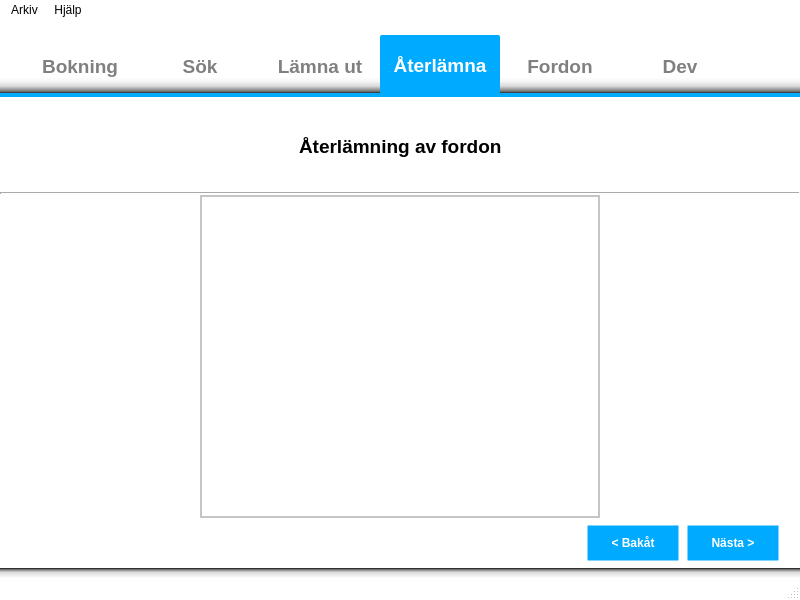
Above: trunk/gui/MainWindow.ui from nilsknacken/A3B-repo before the change. Below: the same form after it.
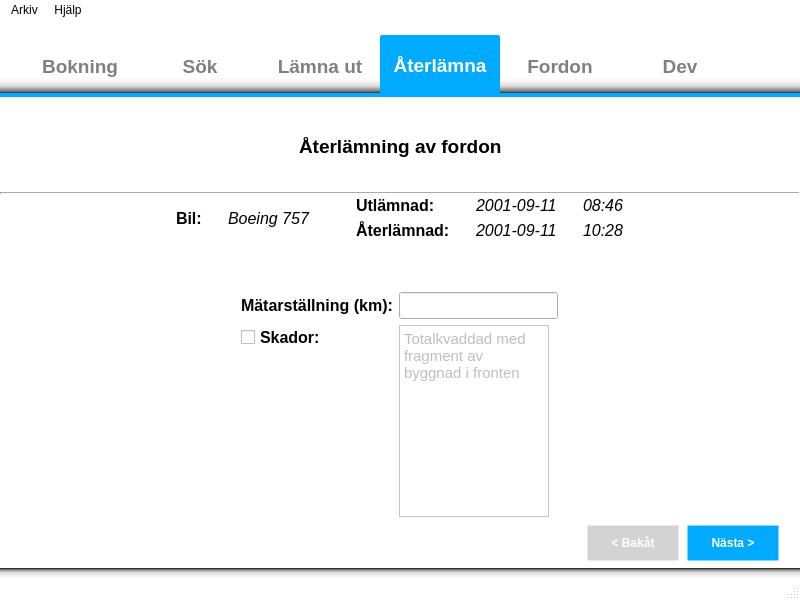
That is the form after the change. The open tabs and pages were chosen to show the change. Icons and pictures are not drawn.

The edit to the form file:
```diff
--- a/trunk/gui/MainWindow.ui
+++ b/trunk/gui/MainWindow.ui
@@ -440,7 +440,8 @@
 background-image: url(:/images/Linen_Patterns_4.jpg); }
 
 QStatusBar{
-background: solid rgba(0, 0, 0, 0); }
+/*background: solid rgba(0, 0, 0, 0); }*/
+background-color: transparent; }
 
 QFrame {
 background: solid white; }
@@ -451,78 +452,75 @@
 border-top: 20px solid qlineargradient(spread:pad, x1:0, y1:0, x2:0, y2:1, stop:0 rgba(0, 0, 0, 0), stop:0.199052 rgba(0, 0, 0, 8), stop:0.459716 rgba(0, 0, 0, 38), stop:0.7109 rgba(0, 0, 0, 135), stop:0.799 rgba(0, 0, 0, 209), stop:0.8 rgba(0, 170, 255, 255));
 border-bottom: 10px solid qlineargradient(spread:pad, x1:1, y1:1, x2:1, y2:0, stop:0 rgba(0, 0, 0, 0), stop:0.578199 rgba(0, 0, 0, 37), stop:0.810427 rgba(0, 0, 0, 120), stop:1 rgba(0, 0, 0, 235));
 background: solid rgba(0, 0, 0, 0);
-
-position: absolute;
-top: -18px;}
+top: -18px; }
 QTabBar::tab {
-	height: 60px; width: 120px;
-	border: 2px;
-	border-top-left-radius: 2px;
-	border-top-right-radius: 2px;}
+height: 60px; width: 120px;
+border: 2px;
+border-top-left-radius: 2px;
+border-top-right-radius: 2px;}
 QTabBar::tab:selected {
-	background: rgb(0, 170, 255);
-	border-bottom-color: rgb(0, 170, 255);
-	border-color: rgb(0, 170, 255);
-	font:;color: white;}
+background: rgb(0, 170, 255);
+border-bottom-color: rgb(0, 170, 255);
+border-color: rgb(0, 170, 255);
+font:;color: white;}
 QTabBar::tab:!selected {
-	font:;color: grey;}
+font:;color: grey;}
 
 
 QPushButton {
-    border: 3px solid rgba(0, 0, 0, 0);
-    border-radius: 1px;
-    background-color: rgb(0, 170, 255);
-    min-width: 80px;
-    min-height: 30px;
-	font: bold; color: white;
-	padding: 1px 4px; }
+border: 3px solid rgba(0, 0, 0, 0);
+border-radius: 1px;
+background-color: rgb(0, 170, 255);
+min-width: 80px;
+min-height: 30px;
+font: bold; color: white;
+padding: 1px 4px; }
 QPushButton:pressed {
     border-color: rgb(0, 170, 255);
     background-color: rgb(255, 255, 255);
     font: bold; color: rgb(0, 0, 0);}
 QPushButton:flat {
-	border: transparent; }
+border: transparent; }
 QPushButton:default {
-	border-color: lightblue; }
-QPushButton:disabled {background-color: lightgrey;}
+border-color: lightblue; }
+QPushButton:disabled {
+background-color: lightgrey;}
 
 
 QMenu {
 	background-color: rgb(255, 255, 255); /* sets background of the menu */
 	border: 1px solid rgb(0, 170, 255); }
 QMenu::item {
-	/* sets background of menu item. set this to something non-transparent
-         if you want menu color and menu item color to be different */
-	background-color: transparent;
-	padding: 5px 15px; }
-QMenu::item:selected { /* when user selects item using mouse or keyboard */
-	background-color: rgb(0, 170, 255);
-	font: bold; color: white;}
- QMenu::separator {
-     height: 2px;
-     background: lightblue;
-     margin-left: 10px;
-     margin-right: 5px;
- }
-
-
+background-color: transparent;
+padding: 5px 15px;
+font: normal; color: dark grey; }
+QMenu::item:selected {
+background-color: rgb(0, 170, 255);
+font: bold; color: white; }
+QMenu::item:!selected {
+background-color: transparent; }
+QMenu::separator {
+height: 2px;
+background: lightblue;
+margin-left: 10px;
+margin-right: 5px; }
 QMenuBar {
-	background-color: transparent; }
+background-color: transparent;
+font: normal; color: dark grey; }
 QMenuBar::item {
-	spacing: 5px; /* spacing between menu bar items */
-	padding: 3px 5px;
-	background: transparent;
-	border-top-left-radius: 1px;
-	border-top-right-radius: 1px; }
-QMenuBar::item:selected { /* when selected using mouse or keyboard */
-	background: rgb(0, 170, 255); }
+spacing: 5px;
+padding: 3px 5px;
+background-color: transparent;
+border-top-left-radius: 1px;
+border-top-right-radius: 1px; }
+QMenuBar::item:selected {
+background-color: rgb(0, 170, 255); }
 QMenuBar::item:pressed {
-	background: white;
-	border: 1px solid rgb(0, 170, 255);
-	border-top-left-radius: 2px;
-	border-top-right-radius: 2px; 
-	font: bold; }
-
+background: white;
+border: 1px solid rgb(0, 170, 255);
+border-top-left-radius: 2px;
+border-top-right-radius: 2px; 
+font: bold; }
 </string>
   </property>
   <property name="dockOptions">
@@ -1785,6 +1783,76 @@
             </property>
            </spacer>
           </item>
+          <item row="1" column="1" colspan="2">
+           <widget class="QCheckBox" name="checkBoxP2closed">
+            <property name="text">
+             <string>Avslutade</string>
+            </property>
+           </widget>
+          </item>
+          <item row="1" column="3" colspan="2">
+           <widget class="QCheckBox" name="checkBoxP2active">
+            <property name="text">
+             <string>Aktiva</string>
+            </property>
+           </widget>
+          </item>
+          <item row="0" column="1" colspan="3">
+           <widget class="QStackedWidget" name="stackedWidgetP2toggle_date_string">
+            <property name="layoutDirection">
+             <enum>Qt::LeftToRight</enum>
+            </property>
+            <property name="currentIndex">
+             <number>1</number>
+            </property>
+            <widget class="QWidget" name="pageP2string">
+             <layout class="QHBoxLayout" name="horizontalLayout_4">
+              <property name="margin">
+               <number>0</number>
+              </property>
+              <item>
+               <widget class="QLineEdit" name="lineEditSearch">
+                <property name="minimumSize">
+                 <size>
+                  <width>0</width>
+                  <height>0</height>
+                 </size>
+                </property>
+               </widget>
+              </item>
+             </layout>
+            </widget>
+            <widget class="QWidget" name="pageP2date_2">
+             <layout class="QVBoxLayout" name="verticalLayout_2">
+              <property name="leftMargin">
+               <number>80</number>
+              </property>
+              <property name="topMargin">
+               <number>0</number>
+              </property>
+              <property name="rightMargin">
+               <number>0</number>
+              </property>
+              <property name="bottomMargin">
+               <number>0</number>
+              </property>
+              <item>
+               <widget class="QDateEdit" name="dateEdit">
+                <property name="sizePolicy">
+                 <sizepolicy hsizetype="Fixed" vsizetype="Fixed">
+                  <horstretch>0</horstretch>
+                  <verstretch>0</verstretch>
+                 </sizepolicy>
+                </property>
+                <property name="calendarPopup">
+                 <bool>true</bool>
+                </property>
+               </widget>
+              </item>
+             </layout>
+            </widget>
+           </widget>
+          </item>
          </layout>
         </item>
         <item row="1" column="0">
@@ -2407,22 +2475,6 @@
         <property name="spacing">
          <number>0</number>
         </property>
-        <item row="1" column="0">
-         <spacer name="horizontalSpacer_14">
-          <property name="orientation">
-           <enum>Qt::Horizontal</enum>
-          </property>
-          <property name="sizeType">
-           <enum>QSizePolicy::Fixed</enum>
-          </property>
-          <property name="sizeHint" stdset="0">
-           <size>
-            <width>200</width>
-            <height>20</height>
-           </size>
-          </property>
-         </spacer>
-        </item>
         <item row="0" column="0" colspan="3">
          <layout class="QGridLayout" name="gridLayout_12">
           <property name="leftMargin">
@@ -2502,22 +2554,6 @@
           </item>
          </layout>
         </item>
-        <item row="1" column="2">
-         <spacer name="horizontalSpacer_17">
-          <property name="orientation">
-           <enum>Qt::Horizontal</enum>
-          </property>
-          <property name="sizeType">
-           <enum>QSizePolicy::Fixed</enum>
-          </property>
-          <property name="sizeHint" stdset="0">
-           <size>
-            <width>200</width>
-            <height>20</height>
-           </size>
-          </property>
-         </spacer>
-        </item>
         <item row="2" column="0" colspan="3">
          <layout class="QGridLayout" name="gridLayout_10">
           <item row="0" column="2">
@@ -2558,6 +2594,9 @@
           </item>
           <item row="0" column="1">
            <widget class="QPushButton" name="pushButtonP4back">
+            <property name="enabled">
+             <bool>false</bool>
+            </property>
             <property name="text">
              <string>&lt; Bakåt</string>
             </property>
@@ -2567,46 +2606,412 @@
         </item>
         <item row="1" column="1">
          <widget class="QStackedWidget" name="stackedWidgetP4">
+          <property name="font">
+           <font>
+            <pointsize>12</pointsize>
+            <weight>75</weight>
+            <bold>true</bold>
+           </font>
+          </property>
           <property name="currentIndex">
-           <number>0</number>
+           <number>1</number>
           </property>
-          <widget class="QWidget" name="page_1">
-           <layout class="QVBoxLayout" name="verticalLayout_2">
-            <property name="spacing">
-             <number>0</number>
-            </property>
+          <widget class="QWidget" name="pageP4page1">
+           <layout class="QHBoxLayout" name="horizontalLayout_3">
             <property name="margin">
              <number>0</number>
             </property>
             <item>
-             <widget class="QScrollArea" name="scrollArea_2">
-              <property name="widgetResizable">
-               <bool>true</bool>
+             <spacer name="horizontalSpacer_46">
+              <property name="orientation">
+               <enum>Qt::Horizontal</enum>
               </property>
-              <widget class="QWidget" name="scrollAreaWidgetContents_2">
-               <property name="geometry">
-                <rect>
-                 <x>0</x>
-                 <y>0</y>
-                 <width>398</width>
-                 <height>313</height>
-                </rect>
-               </property>
-               <layout class="QVBoxLayout" name="verticalLayout_4">
-                <property name="margin">
-                 <number>0</number>
-                </property>
-                <item>
-                 <widget class="QTableWidget" name="tableWidgetP4"/>
-                </item>
-               </layout>
-              </widget>
+              <property name="sizeHint" stdset="0">
+               <size>
+                <width>263</width>
+                <height>20</height>
+               </size>
+              </property>
+             </spacer>
+            </item>
+            <item>
+             <widget class="QTableWidget" name="tableWidget_2">
+              <property name="sizePolicy">
+               <sizepolicy hsizetype="Preferred" vsizetype="Expanding">
+                <horstretch>0</horstretch>
+                <verstretch>0</verstretch>
+               </sizepolicy>
+              </property>
              </widget>
             </item>
            </layout>
           </widget>
-          <widget class="QWidget" name="page_2">
-           <widget class="QWidget" name="gridLayoutWidget_2">
+          <widget class="QWidget" name="pageP4page2">
+           <layout class="QGridLayout" name="gridLayout_23">
+            <property name="margin">
+             <number>0</number>
+            </property>
+            <item row="0" column="2">
+             <spacer name="verticalSpacer_21">
+              <property name="orientation">
+               <enum>Qt::Vertical</enum>
+              </property>
+              <property name="sizeHint" stdset="0">
+               <size>
+                <width>20</width>
+                <height>44</height>
+               </size>
+              </property>
+             </spacer>
+            </item>
+            <item row="1" column="0">
+             <spacer name="horizontalSpacer_23">
+              <property name="orientation">
+               <enum>Qt::Horizontal</enum>
+              </property>
+              <property name="sizeHint" stdset="0">
+               <size>
+                <width>150</width>
+                <height>20</height>
+               </size>
+              </property>
+             </spacer>
+            </item>
+            <item row="1" column="1" colspan="3">
+             <layout class="QGridLayout" name="gridLayout_22">
+              <item row="0" column="6">
+               <widget class="QLabel" name="labelP4checkout_date_var">
+                <property name="font">
+                 <font>
+                  <pointsize>12</pointsize>
+                  <weight>50</weight>
+                  <italic>true</italic>
+                  <bold>false</bold>
+                 </font>
+                </property>
+                <property name="text">
+                 <string>2001-09-11</string>
+                </property>
+               </widget>
+              </item>
+              <item row="1" column="8">
+               <widget class="QLabel" name="labelP4checkin_time_var">
+                <property name="font">
+                 <font>
+                  <pointsize>12</pointsize>
+                  <weight>50</weight>
+                  <italic>true</italic>
+                  <bold>false</bold>
+                 </font>
+                </property>
+                <property name="text">
+                 <string>10:28</string>
+                </property>
+               </widget>
+              </item>
+              <item row="1" column="4">
+               <widget class="QLabel" name="labelP4checkin">
+                <property name="font">
+                 <font>
+                  <pointsize>12</pointsize>
+                  <weight>75</weight>
+                  <bold>true</bold>
+                 </font>
+                </property>
+                <property name="text">
+                 <string>Återlämnad:</string>
+                </property>
+               </widget>
+              </item>
+              <item row="0" column="4">
+               <widget class="QLabel" name="labelP4checkout">
+                <property name="font">
+                 <font>
+                  <family>Ubuntu</family>
+                  <pointsize>12</pointsize>
+                  <weight>75</weight>
+                  <italic>false</italic>
+                  <bold>true</bold>
+                 </font>
+                </property>
+                <property name="text">
+                 <string>Utlämnad:</string>
+                </property>
+               </widget>
+              </item>
+              <item row="1" column="6">
+               <widget class="QLabel" name="labelP4checkin_date_var">
+                <property name="font">
+                 <font>
+                  <family>Ubuntu</family>
+                  <pointsize>12</pointsize>
+                  <weight>50</weight>
+                  <italic>true</italic>
+                  <bold>false</bold>
+                 </font>
+                </property>
+                <property name="text">
+                 <string>2001-09-11</string>
+                </property>
+               </widget>
+              </item>
+              <item row="0" column="8">
+               <widget class="QLabel" name="labelP4checkout_time_var">
+                <property name="font">
+                 <font>
+                  <pointsize>12</pointsize>
+                  <weight>50</weight>
+                  <italic>true</italic>
+                  <bold>false</bold>
+                 </font>
+                </property>
+                <property name="text">
+                 <string>08:46</string>
+                </property>
+               </widget>
+              </item>
+              <item row="0" column="0" rowspan="2">
+               <widget class="QLabel" name="labelP4reg_nr">
+                <property name="font">
+                 <font>
+                  <family>Ubuntu</family>
+                  <pointsize>12</pointsize>
+                  <weight>75</weight>
+                  <bold>true</bold>
+                 </font>
+                </property>
+                <property name="text">
+                 <string>Bil:</string>
+                </property>
+               </widget>
+              </item>
+              <item row="0" column="1" rowspan="2">
+               <spacer name="horizontalSpacer_17">
+                <property name="orientation">
+                 <enum>Qt::Horizontal</enum>
+                </property>
+                <property name="sizeType">
+                 <enum>QSizePolicy::Fixed</enum>
+                </property>
+                <property name="sizeHint" stdset="0">
+                 <size>
+                  <width>20</width>
+                  <height>0</height>
+                 </size>
+                </property>
+               </spacer>
+              </item>
+              <item row="0" column="2" rowspan="2">
+               <widget class="QLabel" name="labelP4reg_nr_var">
+                <property name="font">
+                 <font>
+                  <family>Ubuntu</family>
+                  <pointsize>12</pointsize>
+                  <weight>50</weight>
+                  <italic>true</italic>
+                  <bold>false</bold>
+                 </font>
+                </property>
+                <property name="text">
+                 <string>Boeing 757</string>
+                </property>
+               </widget>
+              </item>
+              <item row="0" column="3" rowspan="2">
+               <spacer name="horizontalSpacer_14">
+                <property name="orientation">
+                 <enum>Qt::Horizontal</enum>
+                </property>
+                <property name="sizeType">
+                 <enum>QSizePolicy::Fixed</enum>
+                </property>
+                <property name="sizeHint" stdset="0">
+                 <size>
+                  <width>40</width>
+                  <height>0</height>
+                 </size>
+                </property>
+               </spacer>
+              </item>
+              <item row="0" column="5" rowspan="2">
+               <spacer name="horizontalSpacer_42">
+                <property name="orientation">
+                 <enum>Qt::Horizontal</enum>
+                </property>
+                <property name="sizeType">
+                 <enum>QSizePolicy::Fixed</enum>
+                </property>
+                <property name="sizeHint" stdset="0">
+                 <size>
+                  <width>20</width>
+                  <height>0</height>
+                 </size>
+                </property>
+               </spacer>
+              </item>
+              <item row="0" column="7" rowspan="2">
+               <spacer name="horizontalSpacer_43">
+                <property name="orientation">
+                 <enum>Qt::Horizontal</enum>
+                </property>
+                <property name="sizeType">
+                 <enum>QSizePolicy::Fixed</enum>
+                </property>
+                <property name="sizeHint" stdset="0">
+                 <size>
+                  <width>20</width>
+                  <height>0</height>
+                 </size>
+                </property>
+               </spacer>
+              </item>
+             </layout>
+            </item>
+            <item row="1" column="4">
+             <spacer name="horizontalSpacer_44">
+              <property name="orientation">
+               <enum>Qt::Horizontal</enum>
+              </property>
+              <property name="sizeHint" stdset="0">
+               <size>
+                <width>151</width>
+                <height>20</height>
+               </size>
+              </property>
+             </spacer>
+            </item>
+            <item row="2" column="2">
+             <spacer name="verticalSpacer_13">
+              <property name="orientation">
+               <enum>Qt::Vertical</enum>
+              </property>
+              <property name="sizeType">
+               <enum>QSizePolicy::Fixed</enum>
+              </property>
+              <property name="sizeHint" stdset="0">
+               <size>
+                <width>20</width>
+                <height>40</height>
+               </size>
+              </property>
+             </spacer>
+            </item>
+            <item row="3" column="0" colspan="2">
+             <spacer name="horizontalSpacer_24">
+              <property name="orientation">
+               <enum>Qt::Horizontal</enum>
+              </property>
+              <property name="sizeHint" stdset="0">
+               <size>
+                <width>245</width>
+                <height>20</height>
+               </size>
+              </property>
+             </spacer>
+            </item>
+            <item row="3" column="2">
+             <layout class="QGridLayout" name="gridLayout_15">
+              <property name="topMargin">
+               <number>6</number>
+              </property>
+              <property name="spacing">
+               <number>6</number>
+              </property>
+              <item row="0" column="1">
+               <widget class="QLineEdit" name="lineEditP4mileage">
+                <property name="sizePolicy">
+                 <sizepolicy hsizetype="Fixed" vsizetype="Fixed">
+                  <horstretch>0</horstretch>
+                  <verstretch>0</verstretch>
+                 </sizepolicy>
+                </property>
+               </widget>
+              </item>
+              <item row="0" column="0">
+               <widget class="QLabel" name="labelP4mileage">
+                <property name="font">
+                 <font>
+                  <family>Ubuntu</family>
+                 </font>
+                </property>
+                <property name="text">
+                 <string>Mätarställning (km):</string>
+                </property>
+               </widget>
+              </item>
+              <item row="1" column="0">
+               <widget class="QCheckBox" name="checkBoxP4damages_yes">
+                <property name="layoutDirection">
+                 <enum>Qt::LeftToRight</enum>
+                </property>
+                <property name="text">
+                 <string>Skador:</string>
+                </property>
+               </widget>
+              </item>
+              <item row="1" column="1" rowspan="2">
+               <widget class="QPlainTextEdit" name="plainTextEditP4damages">
+                <property name="enabled">
+                 <bool>false</bool>
+                </property>
+                <property name="sizePolicy">
+                 <sizepolicy hsizetype="Fixed" vsizetype="Fixed">
+                  <horstretch>0</horstretch>
+                  <verstretch>0</verstretch>
+                 </sizepolicy>
+                </property>
+                <property name="maximumSize">
+                 <size>
+                  <width>150</width>
+                  <height>200</height>
+                 </size>
+                </property>
+                <property name="font">
+                 <font>
+                  <family>Ubuntu</family>
+                  <pointsize>11</pointsize>
+                  <weight>50</weight>
+                  <italic>false</italic>
+                  <bold>false</bold>
+                 </font>
+                </property>
+                <property name="plainText">
+                 <string>Totalkvaddad med fragment av byggnad i fronten</string>
+                </property>
+               </widget>
+              </item>
+             </layout>
+            </item>
+            <item row="3" column="3" colspan="2">
+             <spacer name="horizontalSpacer_45">
+              <property name="orientation">
+               <enum>Qt::Horizontal</enum>
+              </property>
+              <property name="sizeHint" stdset="0">
+               <size>
+                <width>245</width>
+                <height>20</height>
+               </size>
+              </property>
+             </spacer>
+            </item>
+            <item row="4" column="2">
+             <spacer name="verticalSpacer_18">
+              <property name="orientation">
+               <enum>Qt::Vertical</enum>
+              </property>
+              <property name="sizeHint" stdset="0">
+               <size>
+                <width>20</width>
+                <height>44</height>
+               </size>
+              </property>
+             </spacer>
+            </item>
+           </layout>
+          </widget>
+          <widget class="QWidget" name="page">
+           <widget class="QLabel" name="label_2">
             <property name="geometry">
              <rect>
               <x>30</x>
```
Left out of the diff: 412 changed lines with no effect on the pictures.
